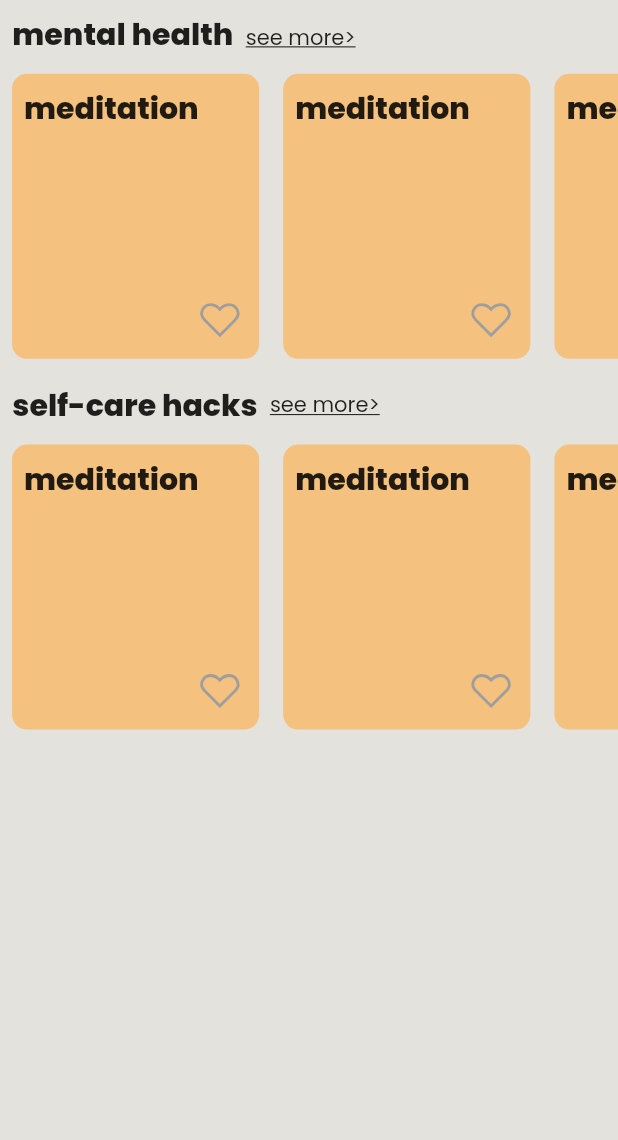
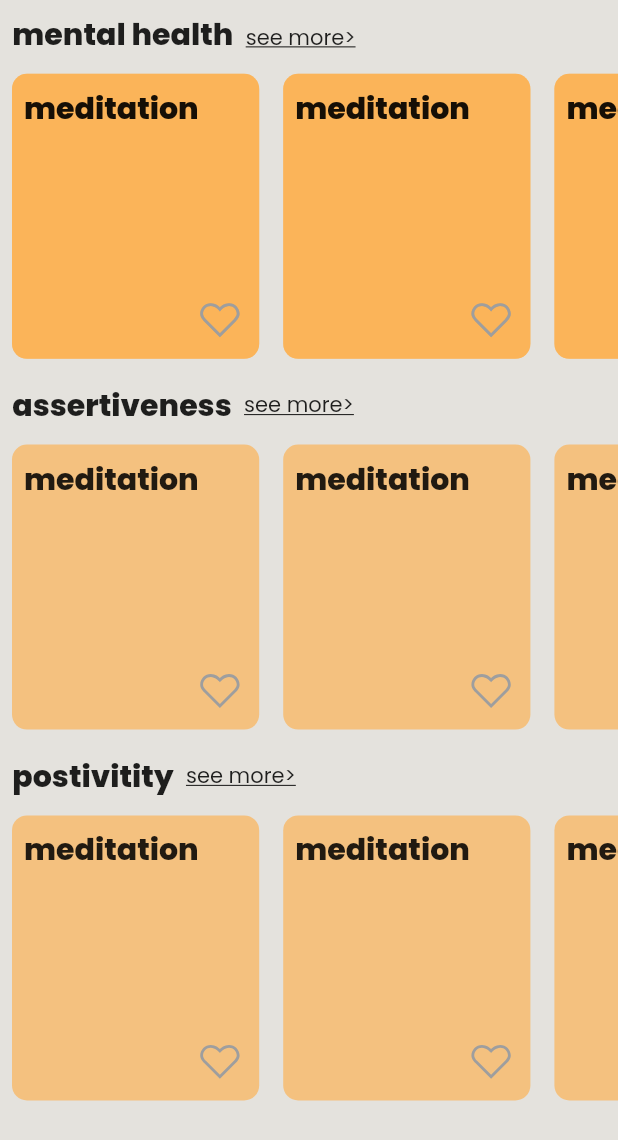
Before and after one commit to dwvicy/niyamo, a Flutter app: the Hacks screen opened directly, on a phone screen of 412 x 824 dp. Shown: the top 1140 px of the screen. Run offline on Flutter 3.47's test engine with Material 2 defaults, Android fonts, the phone set to English and light mode, and no system bars; drawn by our look-alikes of like_button; our stand-ins replace carousel_slider, intro_slider, line_icons.

Commit message:
feat: modify routine for IS

```diff
--- a/lib/screens/hacks.dart
+++ b/lib/screens/hacks.dart
@@ -12,7 +12,8 @@
   Widget build(BuildContext context) {
     return Scaffold(
       backgroundColor: AppTheme.offWhite,
-      body: Stack(children: [
+      body: SingleChildScrollView(
+        child: Stack(children: [
           Row(
             children: [
               Padding(
@@ -52,7 +53,7 @@
                   top: MediaQuery.of(context).size.height * 0.31,
                   left: MediaQuery.of(context).size.width * 0.02),
               child: Text(
-              'self-care hacks',
+                'assertiveness',
                 style: TextStyle(fontSize: 20, fontWeight: FontWeight.bold),
               ),
             ),
@@ -74,7 +75,44 @@
                 height: MediaQuery.of(context).size.height * 0.25,
                 child: RoutineList()),
           ),
+          Padding(
+            padding: EdgeInsets.only(
+              top: MediaQuery.of(context).size.height * 0.05,
+            ),
+            child: Container(
+                height: MediaQuery.of(context).size.height * 0.25,
+                child: RoutineList()),
+          ),
+          Row(children: [
+            Padding(
+              padding: EdgeInsets.only(
+                  top: MediaQuery.of(context).size.height * 0.61,
+                  left: MediaQuery.of(context).size.width * 0.02),
+              child: Text(
+                'postivitity',
+                style: TextStyle(fontSize: 20, fontWeight: FontWeight.bold),
+              ),
+            ),
+            Padding(
+              padding: EdgeInsets.only(
+                  top: MediaQuery.of(context).size.height * 0.61,
+                  left: MediaQuery.of(context).size.width * 0.02),
+              child: Text(
+                'see more>',
+                style: TextStyle(decoration: TextDecoration.underline),
+              ),
+            ),
           ]),
+          Padding(
+            padding: EdgeInsets.only(
+              top: MediaQuery.of(context).size.height * 0.65,
+            ),
+            child: Container(
+                height: MediaQuery.of(context).size.height * 0.25,
+                child: RoutineList()),
+          ),
+        ]),
+      ),
     );
   }
 }
--- a/lib/splash.dart
+++ b/lib/splash.dart
@@ -33,7 +33,7 @@
     );
     slides.add(
       new Slide(
-        title: "Be mindful of your lifestyle",
+        title: "Learn to be assertive",
         styleTitle: TextStyle(
           color: AppTheme.ellowPinky,
           fontSize: 30.0,
@@ -44,7 +44,7 @@
     );
     slides.add(
       new Slide(
-        title: "Rant it all out",
+        title: "Overcome Imposter Syndrome",
         styleTitle: TextStyle(
           color: AppTheme.ellowPinky,
           fontSize: 30.0,
```
Lines whose indentation alone changed are shown as unchanged.
